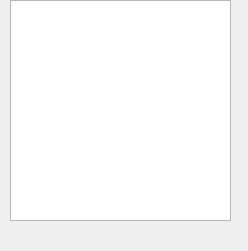
First picture: the form in plugins/fileio/ontology/widgets/historydockwidget.ui, repository ZongleiJiao/OntologyViewer, before the edit.
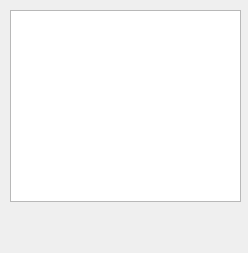
Second picture: the form after the edit.

```diff
--- a/plugins/fileio/ontology/widgets/historydockwidget.ui
+++ b/plugins/fileio/ontology/widgets/historydockwidget.ui
@@ -7,20 +7,20 @@
     <x>0</x>
     <y>0</y>
     <width>248</width>
-    <height>251</height>
+    <height>253</height>
    </rect>
   </property>
   <property name="windowTitle">
    <string>History Navigation</string>
   </property>
   <widget class="QWidget" name="dockWidgetContents">
-   <widget class="QTextEdit" name="textEdit">
+   <widget class="QListWidget" name="historyList">
     <property name="geometry">
      <rect>
       <x>10</x>
-      <y>0</y>
-      <width>221</width>
-      <height>221</height>
+      <y>10</y>
+      <width>231</width>
+      <height>192</height>
      </rect>
     </property>
    </widget>
```
